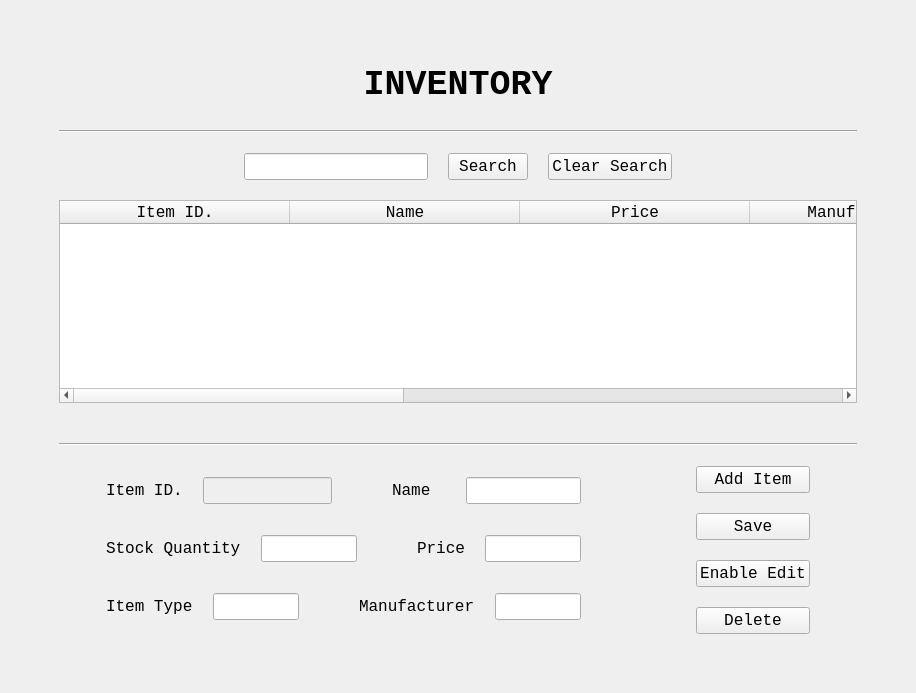
Qt form InventoryUI.ui (ASNaeem/Simple-VCMS) before a commit.
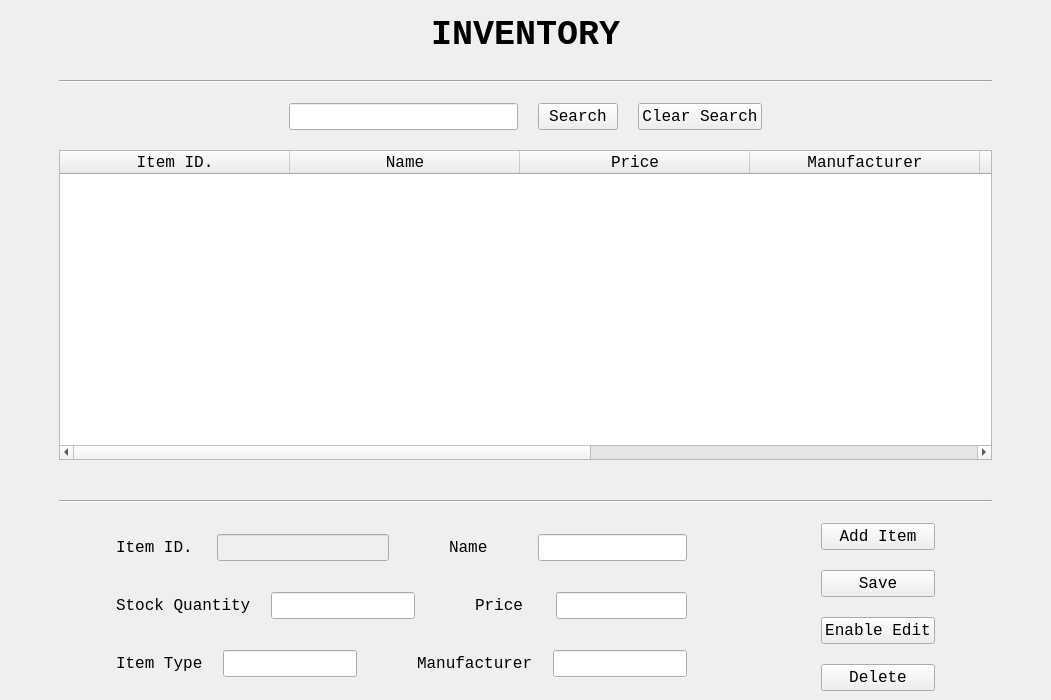
The same form after that commit.

Patch:
```diff
--- a/InventoryUI.ui
+++ b/InventoryUI.ui
@@ -6,8 +6,8 @@
    <rect>
     <x>0</x>
     <y>0</y>
-    <width>916</width>
-    <height>693</height>
+    <width>1051</width>
+    <height>700</height>
    </rect>
   </property>
   <property name="windowTitle">
@@ -24,13 +24,13 @@
        <number>50</number>
       </property>
       <property name="topMargin">
-       <number>50</number>
+       <number>0</number>
       </property>
       <property name="rightMargin">
        <number>50</number>
       </property>
       <property name="bottomMargin">
-       <number>50</number>
+       <number>0</number>
       </property>
       <item>
        <layout class="QHBoxLayout" name="horizontalLayout">
```
